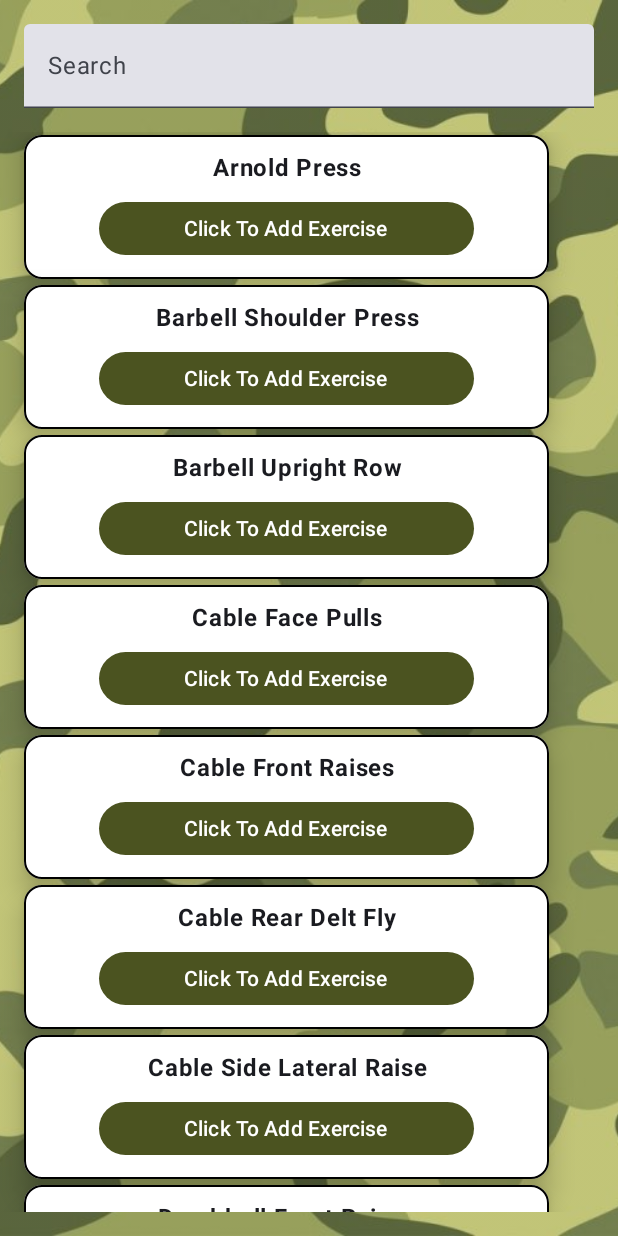
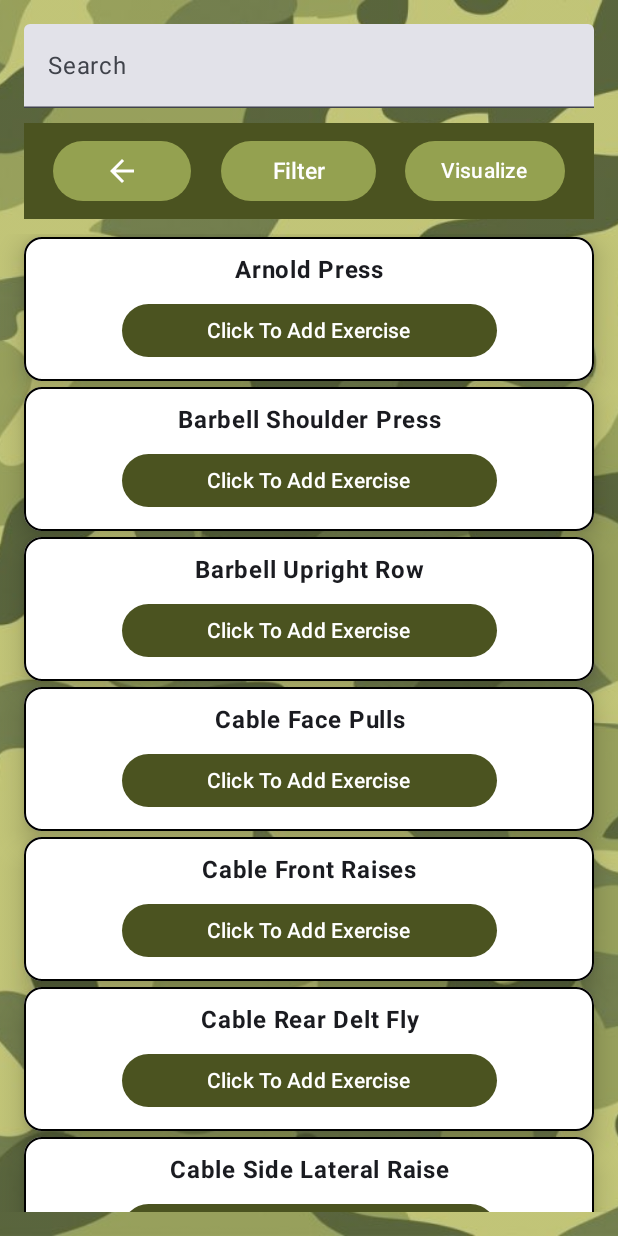
Before and after one commit to HugoC27/OPGains, an Android app built with Jetpack Compose: the ExerciseScreen screen opened through its navigation route, on a phone screen of 412 x 824 dp. Run offline under Robolectric (Android 15) with nearby library versions, the phone set to English and light mode, and no system bars.

Commit message:
Added filterBar to ExerciseScreen.kt

```diff
--- a/app/src/main/java/com/example/opgains/ExerciseScreen.kt
+++ b/app/src/main/java/com/example/opgains/ExerciseScreen.kt
@@ -3,7 +3,10 @@ package com.example.opgains
 import androidx.compose.foundation.BorderStroke
 import androidx.compose.foundation.Image
 import androidx.compose.foundation.background
+import androidx.compose.foundation.layout.Arrangement
+import androidx.compose.foundation.layout.Box
 import androidx.compose.foundation.layout.Column
+import androidx.compose.foundation.layout.Row
 import androidx.compose.foundation.layout.Spacer
 import androidx.compose.foundation.layout.fillMaxSize
 import androidx.compose.foundation.layout.fillMaxWidth
@@ -12,11 +15,14 @@ import androidx.compose.foundation.layout.padding
 import androidx.compose.foundation.layout.width
 import androidx.compose.foundation.lazy.LazyColumn
 import androidx.compose.foundation.lazy.items
+import androidx.compose.material.icons.Icons
+import androidx.compose.material.icons.filled.ArrowBack
 import androidx.compose.material3.Button
 import androidx.compose.material3.ButtonDefaults
 import androidx.compose.material3.Card
 import androidx.compose.material3.CardDefaults
 import androidx.compose.material3.ExperimentalMaterial3Api
+import androidx.compose.material3.Icon
 import androidx.compose.material3.Text
 import androidx.compose.material3.TextField
 import androidx.compose.runtime.Composable
@@ -26,6 +32,7 @@ import androidx.compose.ui.Alignment
 import androidx.compose.ui.ExperimentalComposeUiApi
 import androidx.compose.ui.Modifier
 import androidx.compose.ui.graphics.Color
+import androidx.compose.ui.graphics.vector.ImageVector
 import androidx.compose.ui.layout.ContentScale
 import androidx.compose.ui.platform.LocalSoftwareKeyboardController
 import androidx.compose.ui.res.painterResource
@@ -47,6 +54,8 @@ fun ExerciseScreen(navController: NavController, modifier: Modifier = Modifier)
     val viewModel = viewModel<MainViewModel>()
     val searchText by viewModel.searchText.collectAsState()
     val controller = LocalSoftwareKeyboardController.current
+    val buttonColor = ButtonDefaults.buttonColors(Color(0xFF4B5320))
+
 
     // Bakgrundsbild
     val camoBackground = painterResource(R.drawable.camo_background)
@@ -61,30 +70,42 @@ fun ExerciseScreen(navController: NavController, modifier: Modifier = Modifier)
     )
 
     // Lägger in ett sökfält och kort för alla övningar
+    Box(contentAlignment = Alignment.Center,
+    ) {
         Column(
             modifier = Modifier
                 .fillMaxSize()
                 .padding(16.dp)
         ) {
+            Spacer(Modifier.width(10.dp))
             TextField(
                 value = searchText,
                 onValueChange = viewModel::onSearchTextChange,
-            modifier = Modifier.fillMaxWidth(),
+                Modifier.fillMaxWidth(),
                 placeholder = { Text(text = "Search") }
             )
-        Spacer(modifier = Modifier.height(16.dp))
+
+            Spacer(modifier = Modifier.height(10.dp))
+            filterBar(
+                barButtonColor = (Color(0xFF94A150)),
+                icon = Icons.Filled.ArrowBack,
+                navController = navController
+            )
+            Spacer(modifier = Modifier.height(10.dp))
             LazyColumnAdder(navController = navController)
+        }
+        //filterfunktion här
     }
 }
 
 
 // Funktion för att göra korten
 @Composable
-private fun ExerciseAdder(name: String,navController: NavController) {
+private fun ExerciseAdder(name: String, navController: NavController) {
     val buttonColor = ButtonDefaults.buttonColors(Color(0xFF4B5320))
     Card(
         modifier = Modifier
-            .width(350.dp)
+            .fillMaxWidth()
             .height(100.dp)
             .padding(top = 2.dp, bottom = 2.dp),
         elevation = CardDefaults.cardElevation(10.dp),
@@ -108,11 +129,16 @@ private fun ExerciseAdder(name: String,navController: NavController) {
                 modifier = Modifier
                     .width(250.dp)
                     .height(35.dp),
-                onClick = { createNewListItemData(exName = name)
-                    navController.navigate(route = Screen.Tracker.route) },
+                onClick = {
+                    createNewListItemData(exName = name)
+                    navController.navigate(route = Screen.Tracker.route)
+                },
                 colors = buttonColor
             ) {
-                Text(text = "Click To Add Exercise")
+                Text(
+                    text = "Click To Add Exercise",
+                    color = Color.White,
+                )
             }
         }
     }
@@ -127,12 +153,87 @@ private fun LazyColumnAdder(navController: NavController) {
     val exercises by viewModel.exercises.collectAsState()
     LazyColumn(
         modifier = Modifier
-            .fillMaxWidth()
+            .fillMaxWidth(),
+        horizontalAlignment = Alignment.CenterHorizontally
     ) {
         items(exercises) { exercise ->
             ExerciseAdder(name = exercise.exerciseName, navController = navController)
         }
     }
+}
+
+@Composable
+fun filterBar(
+    barButtonColor: Color,
+    icon: ImageVector,
+    navController: NavController,
+    modifier: Modifier = Modifier,
+) {
+    Row(
+        horizontalArrangement = Arrangement.SpaceEvenly,
+        verticalAlignment = Alignment.CenterVertically,
+        modifier = modifier
+            .background(Color(0xFF4B5320))
+            .fillMaxWidth()
+            .height(64.dp)
+    ) {
+        Button(
+            onClick = { navController.navigate(route = Screen.Tracker.route) },
+            colors = ButtonDefaults.buttonColors(barButtonColor)
+        ) {
+            Spacer(Modifier.width(10.dp))
+            Icon(
+                imageVector = icon,
+                tint = Color.White,
+                contentDescription = "Contact icon"
+            )
+            Spacer(Modifier.width(10.dp))
+        }
+        Button(
+            onClick = {
+
+            },
+            colors = ButtonDefaults.buttonColors(barButtonColor)
+        ) {
+            Spacer(Modifier.width(10.dp))
+            TrackerButtonText(
+                buttonTextStr = "Filter"
+            )
+            Spacer(Modifier.width(10.dp))
+        }
+        Button(
+            onClick = {
+                navController.navigate(
+                    route = Screen.VisualizationFront.passAllScores(
+                        calves = scoreCalves,
+                        thigh = scoreThigh,
+                        hip_abductor = scoreHipAbductor,
+                        abs = scoreAbs,
+                        oblique = scoreOblique,
+                        lats = scoreLats,
+                        chest = scoreChest,
+                        traps = scoreTraps,
+                        neck = scoreNeck,
+                        shoulder = scoreShoulders,
+                        triceps = scoreTriceps,
+                        biceps = scoreBiceps,
+                        forearms = scoreForearms,
+                        hamstrings = scoreHamstrings,
+                        glutes = scoreGlutes,
+                        lowerback = scoreLowerBack
+                    )
+                )
+            },
+            colors = ButtonDefaults.buttonColors(barButtonColor)
+        ) {
+            Text(text = "Visualize")
+        }
+    }
+}
+
+@Composable
+fun filter(){
+
 }
 
 @Preview(showBackground = true)
```
Lines whose indentation alone changed are shown as unchanged.
